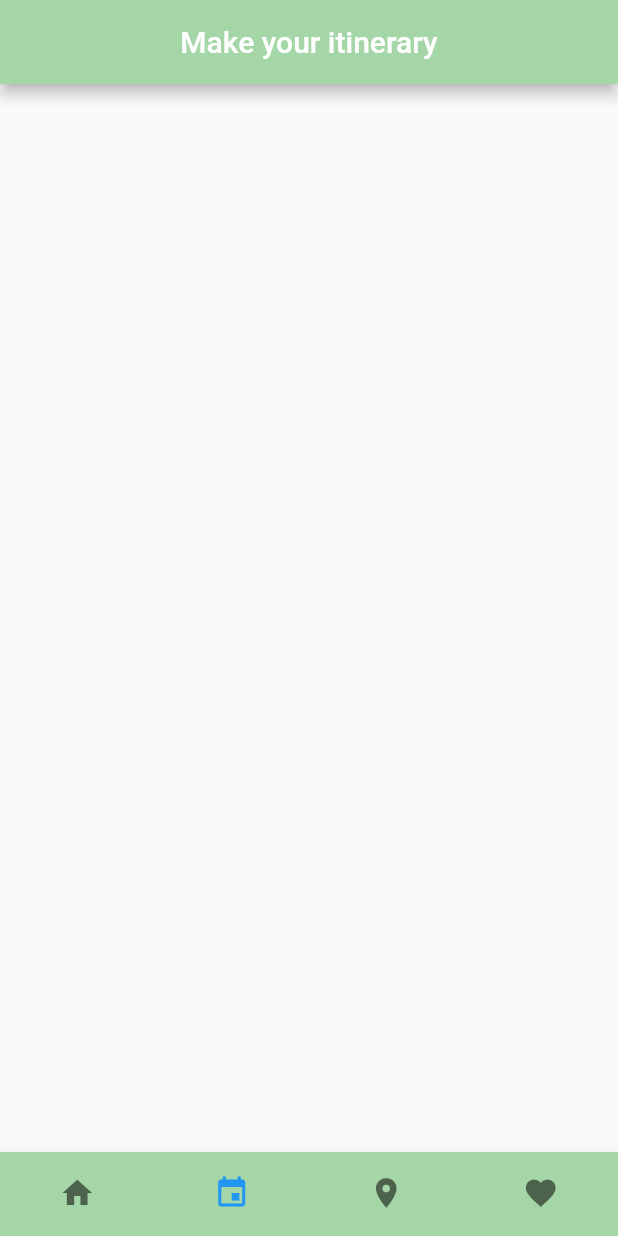
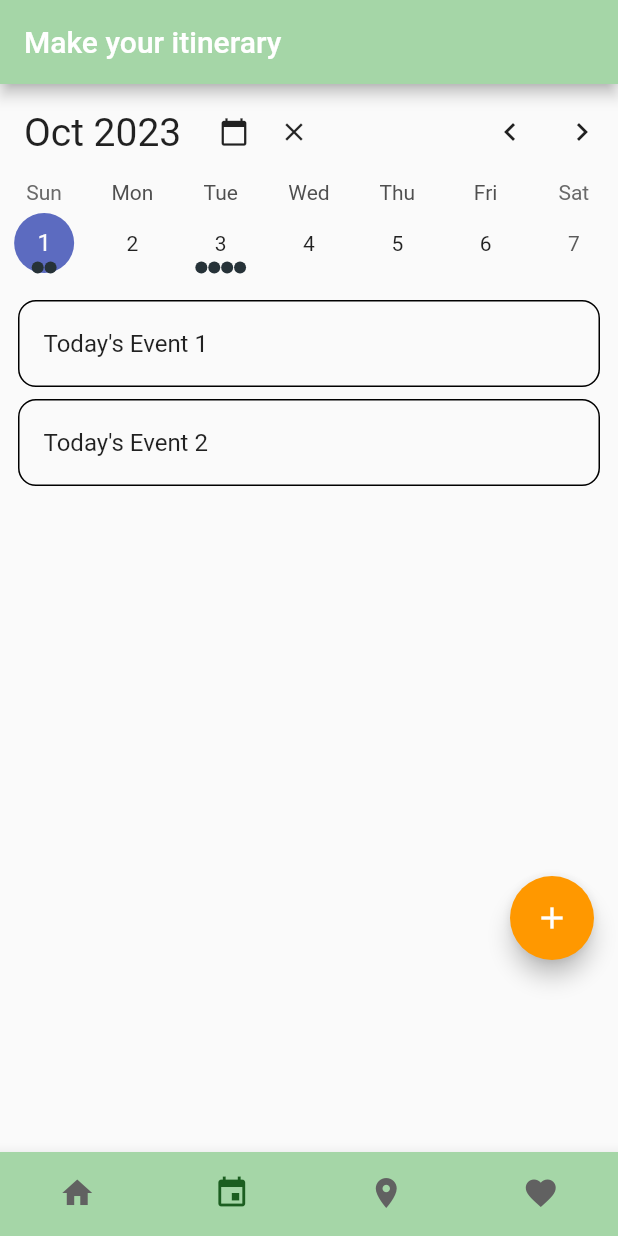
Before and after one commit to sthang04/Team-ikigai-Google-Ignite, a Flutter app: the screen it shows after launch, item 2 of the bottom bar chosen, on a phone screen of 412 x 824 dp. Run offline on Flutter 3.47's test engine with Material 2 defaults, Android fonts, the light colour scheme and no system bars; drawn by our look-alikes of table_calendar; Roboto replaces fonts that are missing (Arial).

Commit message:
Temp calendar with event submit button(non-func)

```diff
--- a/lib/main.dart
+++ b/lib/main.dart
@@ -1,7 +1,9 @@
 import 'package:belocal_app/pages/top.dart';
 import 'package:flutter/material.dart';
+import 'package:intl/date_symbol_data_local.dart';
 
-void main() {
+void main() async{
+  await initializeDateFormatting();
   runApp(const MyApp());
 }
 
--- /dev/null
+++ b/lib/pages/calendar/calendar_widget.dart
@@ -0,0 +1,273 @@
+import 'dart:collection';
+
+import 'package:flutter/material.dart';
+import 'package:intl/intl.dart';
+import 'package:table_calendar/table_calendar.dart';
+
+import 'utils.dart';
+
+class CalendarWidget extends StatefulWidget {
+  @override
+  _CalendarWidgetState createState() => _CalendarWidgetState();
+}
+
+class _CalendarWidgetState extends State<CalendarWidget> {
+  CalendarFormat _calendarFormat = CalendarFormat.week;
+  RangeSelectionMode _rangeSelectionMode = RangeSelectionMode.toggledOn;
+  DateTime _focusedDay = DateTime.now();
+  DateTime? _selectedDay;
+  DateTime? _rangeStart;
+  DateTime? _rangeEnd;
+
+  late final ValueNotifier<List<Event>> _selectedEvents;
+  final ValueNotifier<DateTime> _focusedDayNotifier = ValueNotifier(DateTime.now());
+  final Set<DateTime> _selectedDays = LinkedHashSet<DateTime>(
+    equals: isSameDay,
+    hashCode: getHashCode,
+  );
+
+  late PageController _pageController;
+  TextEditingController _eventController = TextEditingController();
+  @override
+  void initState() {
+    super.initState();
+
+    _selectedEvents = ValueNotifier(_getEventsForDay(_focusedDay));
+    _selectedDays.add(_focusedDay);
+  }
+
+  @override
+  void dispose() {
+    _focusedDayNotifier.dispose();
+    _selectedEvents.dispose();
+    super.dispose();
+  }
+
+  List<Event> _getEventsForDay(DateTime day) {
+    return kEvents[day] ?? [];
+  }
+
+  List<Event> _getEventsForDays(Iterable<DateTime> days) {
+    return [
+      for (final d in days) ..._getEventsForDay(d),
+    ];
+  }
+
+  List<Event> _getEventsForRange(DateTime start, DateTime end) {
+    final days = daysInRange(start, end);
+    return _getEventsForDays(days);
+  }
+
+  void _onDaySelected(DateTime selectedDay, DateTime focusedDay) {
+    setState(() {
+      if (_selectedDays.contains(selectedDay)) {
+        _selectedDays.remove(selectedDay);
+      } else {
+        _selectedDays.add(selectedDay);
+      }
+
+      _focusedDay = focusedDay;
+      _rangeStart = null;
+      _rangeEnd = null;
+      _rangeSelectionMode = RangeSelectionMode.toggledOff;
+    });
+
+    _selectedEvents.value = _getEventsForDays(_selectedDays);
+  }
+
+  void _onRangeSelected(DateTime? start, DateTime? end, DateTime focusedDay) {
+    setState(() {
+      _focusedDay = focusedDay;
+      _rangeStart = start;
+      _rangeEnd = end;
+      _selectedDays.clear();
+      _rangeSelectionMode = RangeSelectionMode.toggledOn;
+    });
+
+    if (start != null && end != null) {
+      _selectedEvents.value = _getEventsForRange(start, end);
+    } else if (start != null) {
+      _selectedEvents.value = _getEventsForDay(start);
+    } else if (end != null) {
+      _selectedEvents.value = _getEventsForDay(end);
+    }
+  }
+
+  bool get canClearSelection =>
+      _selectedDays.isNotEmpty || _rangeStart != null || _rangeEnd != null;
+
+  @override
+  Widget build(BuildContext context) {
+    return Scaffold(
+      floatingActionButton: FloatingActionButton(
+        onPressed: (){
+          showDialog(
+            context: context,
+            builder: (context){
+              return AlertDialog(
+                scrollable: true,
+                title: Text ("Event Name"),
+                content: Padding(
+                  padding: EdgeInsets.all(8),
+                  child: TextField(
+                    controller: _eventController,
+                  ),
+                  ),
+                  actions:[
+                    ElevatedButton(onPressed:(){},
+                      child: Text("Submit"),
+                    )
+                  ],
+                );
+            });
+        },
+        child: Icon(Icons.add,),
+        backgroundColor: Colors.orange,
+      ),
+      body: Column(
+        children: [
+          ValueListenableBuilder<DateTime>(
+            valueListenable: _focusedDayNotifier,
+            builder: (context, value, _) {
+              return _CalendarHeader(
+                focusedDay: value,
+                clearButtonVisible: canClearSelection,
+                onTodayButtonTap: () {
+                  setState(() => _focusedDay = DateTime.now());
+                },
+                onClearButtonTap: () {
+                  setState(() {
+                    _rangeStart = null;
+                    _rangeEnd = null;
+                    _selectedDays.clear();
+                    _selectedEvents.value = [];
+                  });
+                },
+                onLeftArrowTap: () {
+                  _pageController.previousPage(
+                    duration: Duration(milliseconds: 300),
+                    curve: Curves.easeOut,
+                  );
+                },
+                onRightArrowTap: () {
+                  _pageController.nextPage(
+                    duration: Duration(milliseconds: 300),
+                    curve: Curves.easeOut,
+                  );
+                },
+              );
+            },
+          ),
+          TableCalendar<Event>(
+            firstDay: kFirstDay,
+            lastDay: kLastDay,
+            focusedDay: _focusedDay,
+            headerVisible: false,
+            selectedDayPredicate: (day) => _selectedDays.contains(day),
+            rangeStartDay: _rangeStart,
+            rangeEndDay: _rangeEnd,
+            calendarFormat: _calendarFormat,
+            rangeSelectionMode: _rangeSelectionMode,
+            eventLoader: _getEventsForDay,
+            onDaySelected: _onDaySelected,
+            onRangeSelected: _onRangeSelected,
+            onCalendarCreated: (controller) => _pageController = controller,
+            onPageChanged: (focusedDay) => _focusedDayNotifier.value = focusedDay,
+            onFormatChanged: (format) {
+              if (_calendarFormat != format) {
+                setState(() => _calendarFormat = format);
+              }
+            },
+          ),
+          const SizedBox(height: 8.0),
+          Expanded(
+            child: ValueListenableBuilder<List<Event>>(
+              valueListenable: _selectedEvents,
+              builder: (context, value, _) {
+                return ListView.builder(
+                  itemCount: value.length,
+                  itemBuilder: (context, index) {
+                    return Container(
+                      margin: const EdgeInsets.symmetric(
+                        horizontal: 12.0,
+                        vertical: 4.0,
+                      ),
+                      decoration: BoxDecoration(
+                        border: Border.all(),
+                        borderRadius: BorderRadius.circular(12.0),
+                      ),
+                      child: ListTile(
+                        onTap: () => print('${value[index]}'),
+                        title: Text('${value[index]}'),
+                      ),
+                    );
+                  },
+                );
+              },
+            ),
+          ),
+        ],
+      ),
+    );
+  }
+}
+
+class _CalendarHeader extends StatelessWidget {
+  final DateTime focusedDay;
+  final VoidCallback onLeftArrowTap;
+  final VoidCallback onRightArrowTap;
+  final VoidCallback onTodayButtonTap;
+  final VoidCallback onClearButtonTap;
+  final bool clearButtonVisible;
+
+  const _CalendarHeader({
+    Key? key,
+    required this.focusedDay,
+    required this.onLeftArrowTap,
+    required this.onRightArrowTap,
+    required this.onTodayButtonTap,
+    required this.onClearButtonTap,
+    required this.clearButtonVisible,
+  }) : super(key: key);
+
+  @override
+  Widget build(BuildContext context) {
+    final headerText = DateFormat.yMMM().format(focusedDay);
+
+    return Padding(
+      padding: const EdgeInsets.symmetric(vertical: 8.0),
+      child: Row(
+        children: [
+          const SizedBox(width: 16.0),
+          SizedBox(
+            width: 120.0,
+            child: Text(
+              headerText,
+              style: TextStyle(fontSize: 26.0),
+            ),
+          ),
+          IconButton(
+            icon: Icon(Icons.calendar_today, size: 20.0),
+            visualDensity: VisualDensity.compact,
+            onPressed: onTodayButtonTap,
+          ),
+          if (clearButtonVisible)
+            IconButton(
+              icon: Icon(Icons.clear, size: 20.0),
+              visualDensity: VisualDensity.compact,
+              onPressed: onClearButtonTap,
+            ),
+          const Spacer(),
+          IconButton(
+            icon: Icon(Icons.chevron_left),
+            onPressed: onLeftArrowTap,
+          ),
+          IconButton(
+            icon: Icon(Icons.chevron_right),
+            onPressed: onRightArrowTap,
+          ),
+        ],
+      ),
+    );
+  }
+}
--- /dev/null
+++ b/lib/pages/calendar/utils.dart
@@ -0,0 +1,49 @@
+import 'dart:collection';
+
+import 'package:table_calendar/table_calendar.dart';
+
+/// Example event class.
+class Event {
+  final String title;
+
+  const Event(this.title);
+
+  @override
+  String toString() => title;
+}
+
+/// Example events.
+///
+/// Using a [LinkedHashMap] is highly recommended if you decide to use a map.
+final kEvents = LinkedHashMap<DateTime, List<Event>>(
+  equals: isSameDay,
+  hashCode: getHashCode,
+)..addAll(_kEventSource);
+
+final _kEventSource = Map.fromIterable(List.generate(50, (index) => index),
+    key: (item) => DateTime.utc(kFirstDay.year, kFirstDay.month, item * 5),
+    value: (item) => List.generate(
+        item % 4 + 1, (index) => Event('Event $item | ${index + 1}')))
+  ..addAll({
+    kToday: [
+      Event('Today\'s Event 1'),
+      Event('Today\'s Event 2'),
+    ],
+  });
+
+int getHashCode(DateTime key) {
+  return key.day * 1000000 + key.month * 10000 + key.year;
+}
+
+/// Returns a list of [DateTime] objects from [first] to [last], inclusive.
+List<DateTime> daysInRange(DateTime first, DateTime last) {
+  final dayCount = last.difference(first).inDays + 1;
+  return List.generate(
+    dayCount,
+    (index) => DateTime.utc(first.year, first.month, first.day + index),
+  );
+}
+
+final kToday = DateTime.now();
+final kFirstDay = DateTime(kToday.year, kToday.month - 3, kToday.day);
+final kLastDay = DateTime(kToday.year, kToday.month + 3, kToday.day);
--- a/lib/pages/home.dart
+++ b/lib/pages/home.dart
@@ -92,7 +92,7 @@ class HomePage extends StatelessWidget {
             ),
             SizedBox(height: 10),
             SizedBox(
-              height: 400,
+              height: 300,
               child: GridView.count(
                 crossAxisCount: 2,
                 childAspectRatio: 1.0, // Makes it square
--- a/lib/pages/itinerary.dart
+++ b/lib/pages/itinerary.dart
@@ -1,18 +1,37 @@
+
+import 'package:belocal_app/main.dart';
 import 'package:flutter/material.dart';
+import 'package:intl/date_symbol_data_local.dart';
 
-class ItineraryPage extends StatelessWidget{
-  const ItineraryPage({super.key});
+import 'package:belocal_app/pages/calendar/calendar_widget.dart';
 
+void main() {
+  initializeDateFormatting().then((_) => runApp(MyApp()));
+}
+
+class ItineraryPage extends StatefulWidget {
   @override
-  Widget build(BuildContext context){
+  _ItineraryPageState createState() => _ItineraryPageState();
+}
+
+class _ItineraryPageState extends State<ItineraryPage> {
+  @override
+  Widget build(BuildContext context) {
     return Scaffold(
       appBar: AppBar(
         backgroundColor: Color(0xFFA5D6A7),
-        centerTitle: true,
         title: Text('Make your itinerary'),
       ),
-      body: SingleChildScrollView(
-
+      body: Center(
+        child: Column(
+          mainAxisAlignment: MainAxisAlignment.start,
+          children:[
+            Container(
+              height:600,
+              child: CalendarWidget(),
+            ),
+          ],
+       ),
       ),
     );
   }
--- a/lib/pages/top.dart
+++ b/lib/pages/top.dart
@@ -25,10 +25,10 @@ class _TopPageState extends State<TopPage>{
         showSelectedLabels: false,
         showUnselectedLabels: false,
         items: [
-          BottomNavigationBarItem(icon: Icon(Icons.home),label:'Home'),
-          BottomNavigationBarItem(icon: Icon(Icons.event),label:'Itinerary'),
-          BottomNavigationBarItem(icon: Icon(Icons.place),label:'Map'),
-          BottomNavigationBarItem(icon: Icon(Icons.favorite),label:'Favourites'),
+          BottomNavigationBarItem(icon: Icon(Icons.home, color: currentIndex == 0 ? Colors.green[900] : Colors.grey[700],),label:'Home'),
+          BottomNavigationBarItem(icon: Icon(Icons.event, color: currentIndex == 1 ? Colors.green[900] : Colors.grey[700],),label:'Itinerary'),
+          BottomNavigationBarItem(icon: Icon(Icons.place, color: currentIndex == 2 ? Colors.green[900] : Colors.grey[700],),label:'Map'),
+          BottomNavigationBarItem(icon: Icon(Icons.favorite, color: currentIndex == 3 ? Colors.green[900] : Colors.grey[700],),label:'Favourites'),
         ],
         currentIndex: currentIndex,
         onTap:(index){
--- a/pubspec.yaml
+++ b/pubspec.yaml
@@ -35,6 +35,8 @@ dependencies:
   # The following adds the Cupertino Icons font to your application.
   # Use with the CupertinoIcons class for iOS style icons.
   cupertino_icons: ^1.0.2
+  table_calendar: ^3.0.9
+  intl: ^0.18.1
 
 dev_dependencies:
   flutter_test:
```
Also changed, not shown: pubspec.lock.
